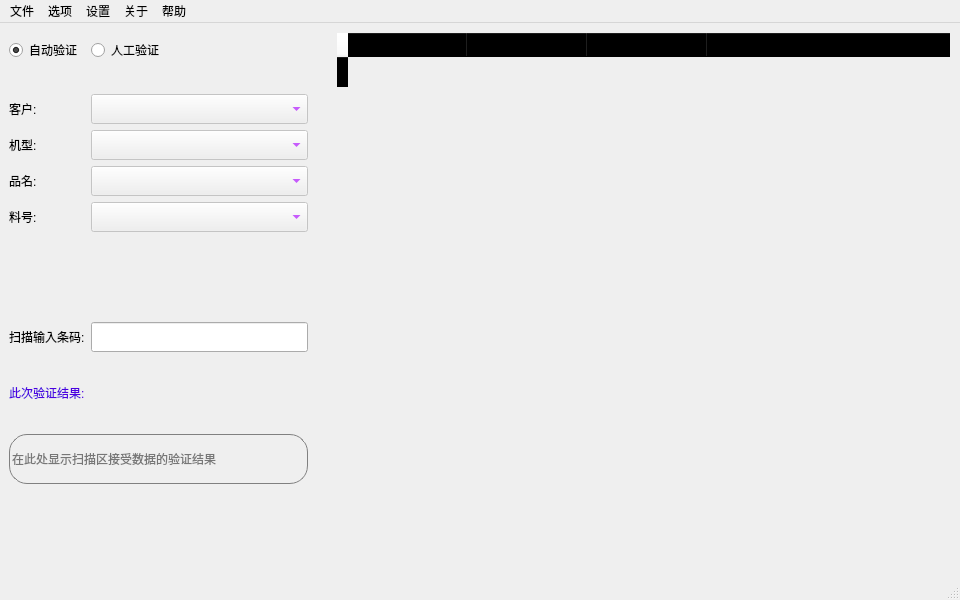
The window that ui/check.ui (woyuxundao/label-check) describes before a commit, drawn with Qt 5.
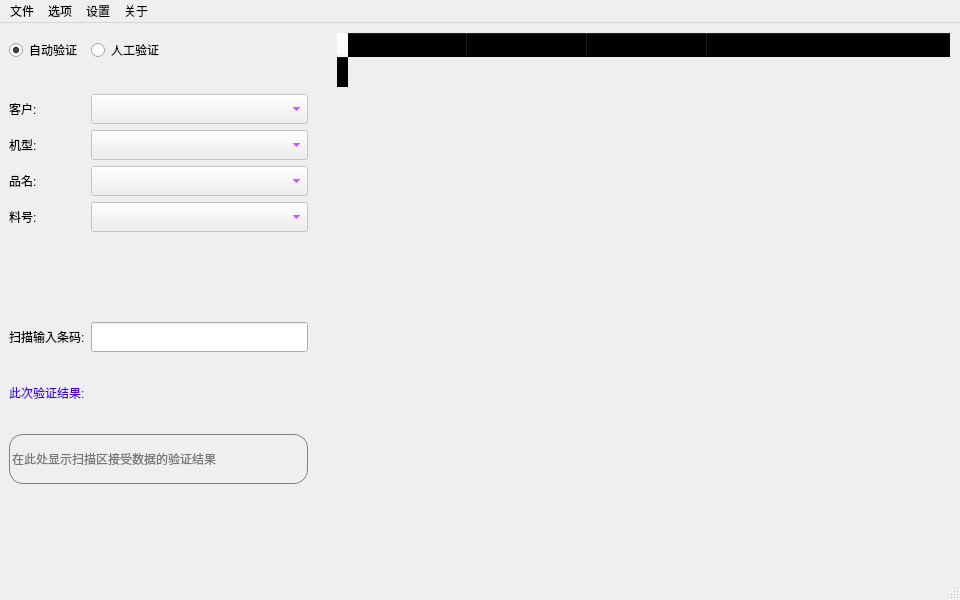
The same window after the commit. Icons and pictures are not drawn. Custom widgets are drawn as their Qt base class.

Diff of the .ui file:
```diff
--- a/ui/check.ui
+++ b/ui/check.ui
@@ -36,6 +36,9 @@
    <property name="focusPolicy">
     <enum>Qt::NoFocus</enum>
    </property>
+   <property name="styleSheet">
+    <string notr="true"/>
+   </property>
    <layout class="QHBoxLayout" name="horizontalLayout" stretch="3,6">
     <property name="spacing">
      <number>10</number>
@@ -382,9 +385,9 @@
          </property>
          <property name="styleSheet">
           <string notr="true">border:1px solid gray;
-border-radius:18px;
+border-radius:14px;
 background-color: rgba(255, 255, 255, 0);
-font: 11pt &quot;Arial&quot;;</string>
+font: 10pt &quot;Arial&quot;;</string>
          </property>
          <property name="text">
           <string/>
@@ -631,17 +634,12 @@
     <addaction name="ab_qt_ac"/>
     <addaction name="ab_version_ac"/>
     <addaction name="ab_author_ac"/>
-   </widget>
-   <widget class="QMenu" name="menu_5">
-    <property name="title">
-     <string>帮助</string>
-    </property>
+    <addaction name="action_2"/>
    </widget>
    <addaction name="menu"/>
    <addaction name="menu_2"/>
    <addaction name="menu_3"/>
    <addaction name="menu_4"/>
-   <addaction name="menu_5"/>
   </widget>
   <widget class="QStatusBar" name="statusbar">
    <property name="sizeGripEnabled">
```
Left out of the diff: 17 changed lines with no effect on the pictures.
